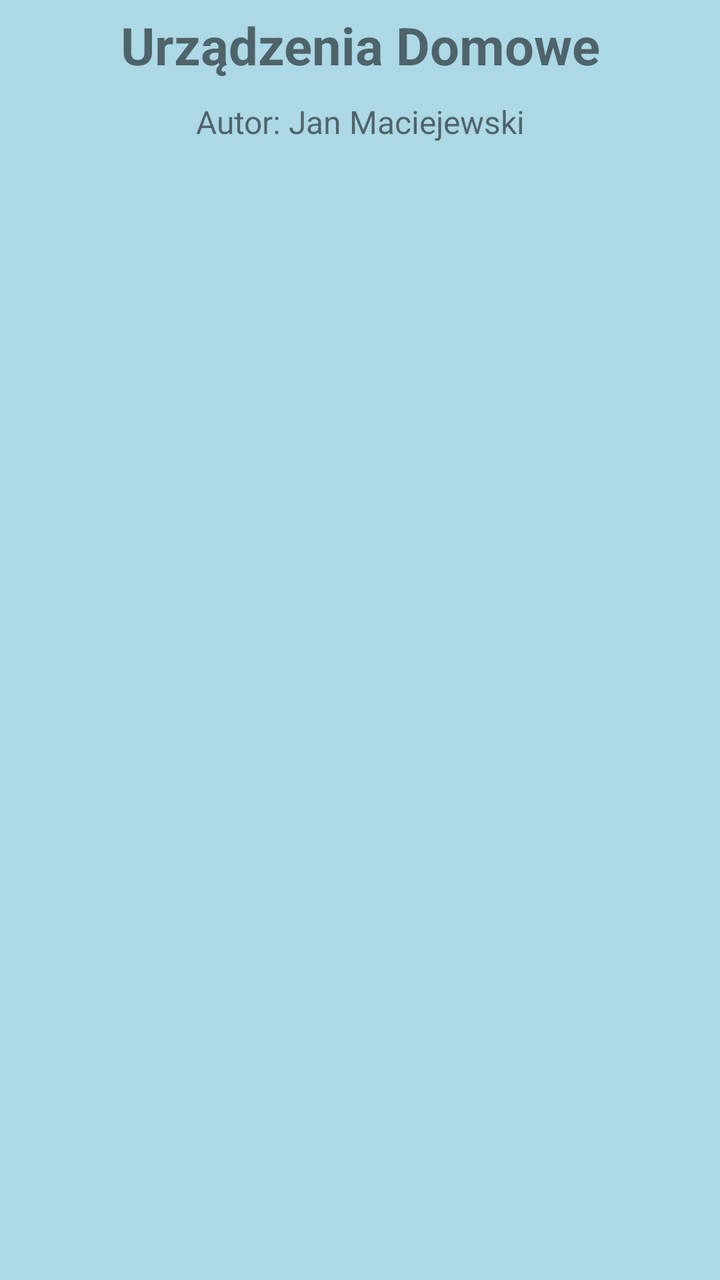
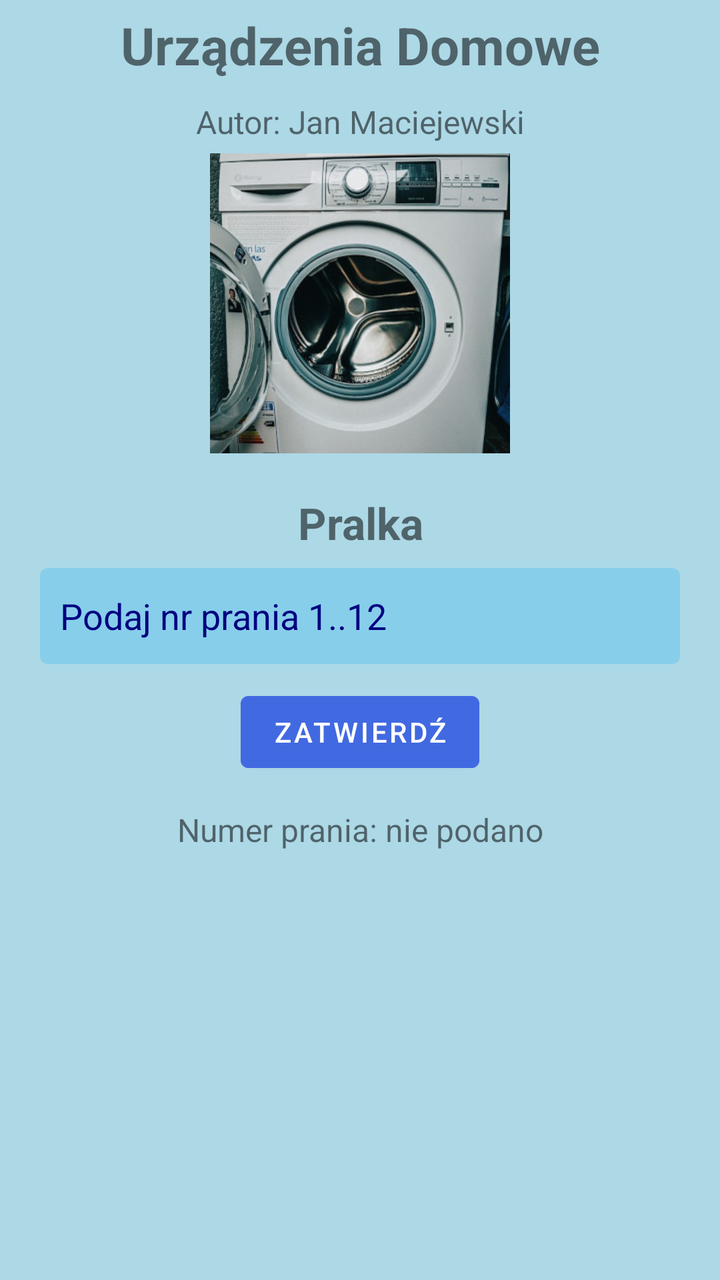

Screens rendered from an Android XML layout before and after an edit, with the pre-edit source and the edit as a unified diff.
<!-- AndroidManifest.xml: application theme Theme.MyApplication -->
<!-- res/layout/activity_main.xml -->
<?xml version="1.0" encoding="utf-8"?>
<LinearLayout xmlns:android="http://schemas.android.com/apk/res/android"
    android:id="@+id/main"
    android:layout_width="match_parent"
    android:layout_height="match_parent"
    android:background="@color/light_blue"
    android:gravity="center_horizontal"
    android:orientation="vertical">

    <TextView
        android:layout_width="match_parent"
        android:layout_height="wrap_content"
        android:layout_margin="5dp"
        android:gravity="center"
        android:text="@string/title_home_devices"
        android:textSize="26sp"
        android:textStyle="bold" />

    <TextView
        android:layout_width="match_parent"
        android:layout_height="wrap_content"
        android:layout_margin="5dp"
        android:gravity="center"
        android:text="@string/author"
        android:textSize="16sp" />
</LinearLayout>
<!-- resources referenced by this layout -->
<resources>
  <color name="light_blue">#ADD8E6</color>
  <string name="author">Autor: Jan Maciejewski</string>
  <string name="title_home_devices">Urządzenia Domowe</string>
  <style name="Theme.MyApplication" parent="Theme.MaterialComponents.DayNight.NoActionBar">
          
          <item name="colorPrimary">@color/purple_500</item>
          <item name="colorPrimaryVariant">@color/purple_700</item>
          <item name="colorOnPrimary">@color/white</item>
          
          <item name="colorSecondary">@color/teal_200</item>
          <item name="colorSecondaryVariant">@color/teal_700</item>
          <item name="colorOnSecondary">@color/black</item>
          
          <item name="android:statusBarColor">@color/light_blue</item>
          <item name="android:navigationBarColor">@color/light_blue</item>
          <item name="android:windowLightStatusBar">true</item>
          <item name="android:windowLightNavigationBar">true</item>
          
      </style>
  <color name="purple_500">#FF6200EE</color>
  <color name="purple_700">#FF3700B3</color>
  <color name="white">#FFFFFFFF</color>
  <color name="teal_200">#FF03DAC5</color>
  <color name="teal_700">#FF018786</color>
  <color name="black">#FF000000</color>
</resources>

<!-- the commit's change to res/layout/activity_main.xml (unified diff, before → after) -->
@@ -1,26 +1,85 @@
 <?xml version="1.0" encoding="utf-8"?>
-<LinearLayout xmlns:android="http://schemas.android.com/apk/res/android"
+<ScrollView xmlns:android="http://schemas.android.com/apk/res/android"
     android:id="@+id/main"
     android:layout_width="match_parent"
     android:layout_height="match_parent"
     android:background="@color/light_blue"
-    android:gravity="center_horizontal"
-    android:orientation="vertical">
+    android:fillViewport="true">
 
-    <TextView
+    <LinearLayout
         android:layout_width="match_parent"
         android:layout_height="wrap_content"
-        android:layout_margin="5dp"
-        android:gravity="center"
-        android:text="@string/title_home_devices"
-        android:textSize="26sp"
-        android:textStyle="bold" />
+        android:gravity="center_horizontal"
+        android:orientation="vertical"
+        android:paddingBottom="20dp">
 
-    <TextView
-        android:layout_width="match_parent"
-        android:layout_height="wrap_content"
-        android:layout_margin="5dp"
-        android:gravity="center"
-        android:text="@string/author"
-        android:textSize="16sp" />
-</LinearLayout>
+        <TextView
+            android:layout_width="match_parent"
+            android:layout_height="wrap_content"
+            android:layout_margin="5dp"
+            android:gravity="center"
+            android:text="@string/title_home_devices"
+            android:textSize="26sp"
+            android:textStyle="bold" />
+
+        <TextView
+            android:layout_width="match_parent"
+            android:layout_height="wrap_content"
+            android:layout_margin="5dp"
+            android:gravity="center"
+            android:text="@string/author"
+            android:textSize="16sp" />
+
+        <ImageView
+            android:layout_width="match_parent"
+            android:layout_height="150dp"
+            android:layout_marginStart="20dp"
+            android:layout_marginEnd="20dp"
+            android:layout_marginBottom="20dp"
+            android:contentDescription="@string/washing_machine_image_description"
+            android:scaleType="fitCenter"
+            android:src="@drawable/pralka" />
+
+        <TextView
+            android:layout_width="match_parent"
+            android:layout_height="wrap_content"
+            android:gravity="center"
+            android:text="@string/washing_machine"
+            android:textSize="22sp"
+            android:textStyle="bold" />
+
+        <EditText
+            android:id="@+id/wash_program_input"
+            android:layout_width="match_parent"
+            android:layout_height="wrap_content"
+            android:layout_marginStart="20dp"
+            android:layout_marginTop="8dp"
+            android:layout_marginEnd="20dp"
+            android:background="@drawable/edit_text_background"
+            android:hint="@string/wash_program_hint"
+            android:inputType="number"
+            android:minHeight="48dp"
+            android:padding="10dp"
+            android:textColor="@color/navy"
+            android:textColorHint="@color/navy" />
+
+        <com.google.android.material.button.MaterialButton
+            android:id="@+id/confirm_wash_program_button"
+            android:layout_width="wrap_content"
+            android:layout_height="wrap_content"
+            android:layout_margin="10dp"
+            android:backgroundTint="@color/royal_blue"
+            android:text="@string/confirm"
+            android:textColor="@color/white" />
+
+        <TextView
+            android:id="@+id/wash_program_result"
+            android:layout_width="match_parent"
+            android:layout_height="wrap_content"
+            android:gravity="center"
+            android:padding="4dp"
+            android:text="@string/wash_program_not_set"
+            android:textSize="16sp" />
+
+    </LinearLayout>
+</ScrollView>
<!-- resource entries referenced after the edit -->
@@ -1,8 +1,15 @@
 <!-- resources referenced by this layout -->
 <resources>
   <color name="light_blue">#ADD8E6</color>
+  <color name="navy">#000080</color>
+  <color name="royal_blue">#4169E1</color>
   <string name="author">Autor: Jan Maciejewski</string>
+  <string name="confirm">Zatwierdź</string>
   <string name="title_home_devices">Urządzenia Domowe</string>
+  <string name="wash_program_hint">Podaj nr prania 1..12</string>
+  <string name="wash_program_not_set">Numer prania: nie podano</string>
+  <string name="washing_machine">Pralka</string>
+  <string name="washing_machine_image_description">Pralka</string>
   <style name="Theme.MyApplication" parent="Theme.MaterialComponents.DayNight.NoActionBar">
           
           <item name="colorPrimary">@color/purple_500</item>
@@ -19,9 +26,17 @@
           <item name="android:windowLightNavigationBar">true</item>
           
       </style>
+  <color name="sky_blue">#87CEEB</color>
   <color name="purple_500">#FF6200EE</color>
   <color name="purple_700">#FF3700B3</color>
   <color name="white">#FFFFFFFF</color>
+  <!-- drawable edit_text_background (drawable) -->
+  <?xml version="1.0" encoding="utf-8"?>
+  <shape xmlns:android="http://schemas.android.com/apk/res/android">
+      <solid android:color="@color/sky_blue" />
+      <corners android:radius="4dp" />
+  </shape>
+  <!-- drawable pralka: jpg bitmap (drawable-nodpi, 55268 bytes) -->
   <color name="teal_200">#FF03DAC5</color>
   <color name="teal_700">#FF018786</color>
   <color name="black">#FF000000</color>
